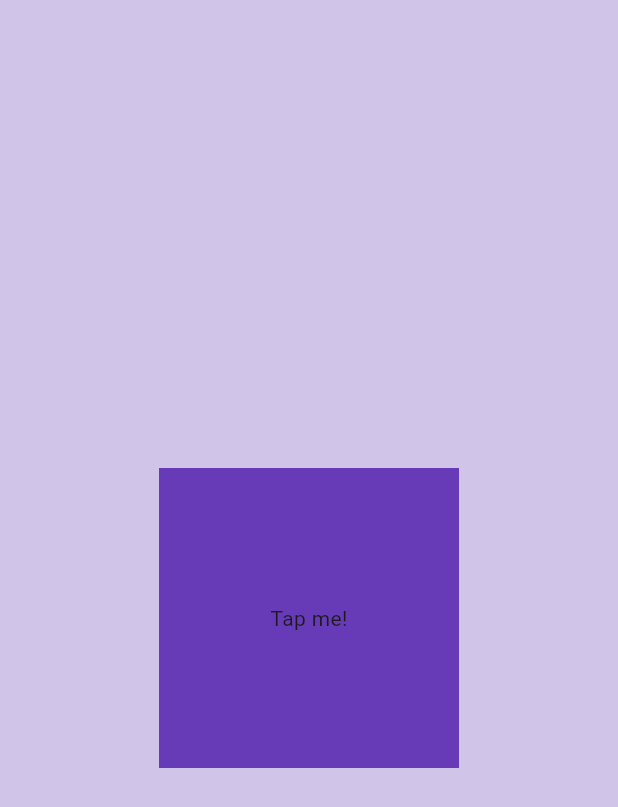
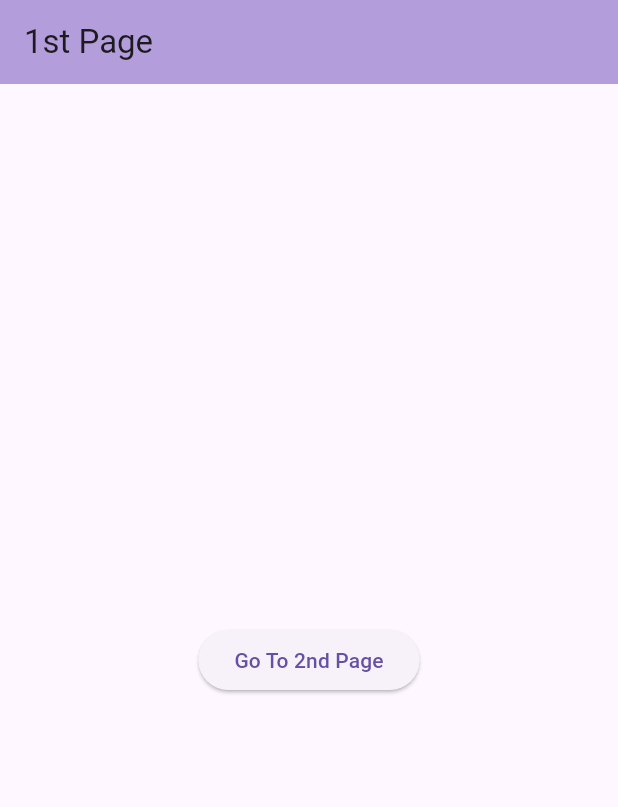
Before and after one commit to AkaashSamson/flutter_Tutorials, a Flutter app: the screen it shows after launch, on a phone screen of 412 x 824 dp. Shown: the top 807 px of the screen. Run offline on Flutter 3.47's test engine with Material 3 defaults, Android fonts, the phone set to English and light mode, and no system bars; missing offline and left inert: dart:ffi.

```diff
--- a/lib/main.dart
+++ b/lib/main.dart
@@ -3,6 +3,7 @@
 import 'dart:ffi';
 
 import 'package:flutter/material.dart';
+import 'package:flutter_application_2/pages/first_page.dart';
 
 void main() {
   runApp(MyApp());
@@ -10,29 +11,12 @@ void main() {
 class MyApp extends StatelessWidget {
    MyApp({super.key});
 
-  void usertapped(){
-    print("User just tapped");
-  }
-
   @override
   Widget build(BuildContext context) {
     // ignore: prefer_const_constructors
-    return MaterialApp(
+    return const MaterialApp(
       debugShowCheckedModeBanner: false,
-      home: Scaffold(
-        backgroundColor: Colors.deepPurple[100],
-        body: GestureDetector(
-          onTap: usertapped,
-          child: Center(
-               child: Container(
-                width: 200,
-                height: 200,
-                color: Colors.deepPurple,
-                child: Center(child: Text("Tap me!"),),
-               ),
-            ),
-        ),
-          ),
+      home: FirstPage()
         );
 
   }
--- /dev/null
+++ b/lib/pages/first_page.dart
@@ -0,0 +1,26 @@
+import 'package:flutter/material.dart';
+import 'package:flutter_application_2/pages/second_page.dart';
+
+class FirstPage extends StatelessWidget {
+  const FirstPage({super.key});
+
+  @override
+  Widget build(BuildContext context) {
+    return Scaffold(
+      appBar: AppBar(
+      title: Text('1st Page'),
+      backgroundColor: Colors.deepPurple[200],
+      ),
+    body: Center(
+      child: ElevatedButton(
+        child: Text("Go To 2nd Page"),
+        onPressed: () {
+          Navigator.push(context,
+          MaterialPageRoute(builder: (context) => SecondPage())
+          );
+        },
+      ),
+    ),
+    );
+  }
+}
```
Also changed, not shown: lib/pages/second_page.dart (added, +18 -0 lines).
